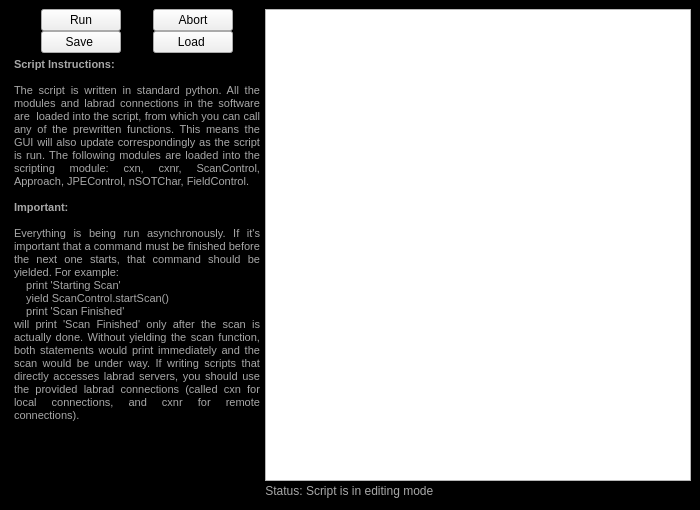
Qt form Scanner GUI/ScriptingModule/Scripting.ui (afylab/nanoSQUID-Scanning-Software) before a commit.
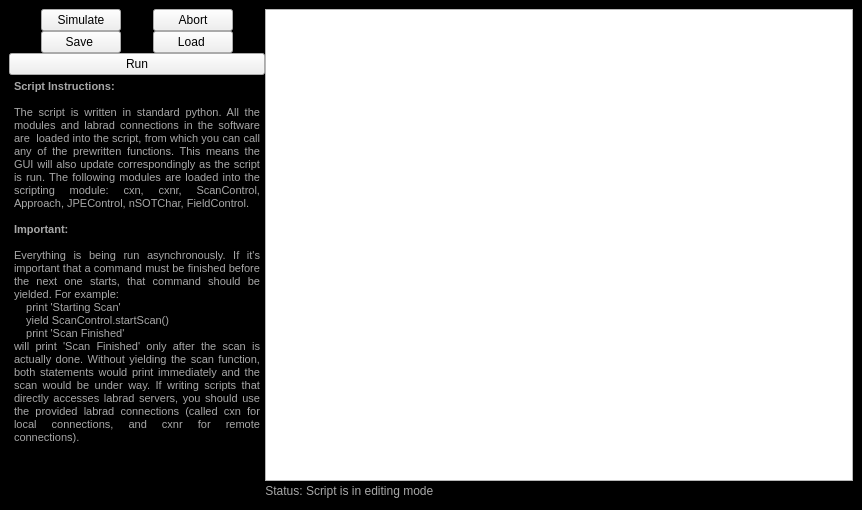
The same form after that commit. Icons and pictures are not drawn.

The edit to the form file:
```diff
--- a/Scanner GUI/ScriptingModule/Scripting.ui
+++ b/Scanner GUI/ScriptingModule/Scripting.ui
@@ -6,7 +6,7 @@
    <rect>
     <x>0</x>
     <y>0</y>
-    <width>700</width>
+    <width>862</width>
     <height>510</height>
    </rect>
   </property>
@@ -80,7 +80,7 @@
        <number>0</number>
       </property>
       <item>
-       <layout class="QVBoxLayout" name="verticalLayout_2" stretch="0,0">
+       <layout class="QVBoxLayout" name="verticalLayout_2" stretch="0,0,0">
         <item>
          <layout class="QGridLayout" name="gridLayout_2">
           <item row="1" column="0">
@@ -123,7 +123,7 @@
            </widget>
           </item>
           <item row="0" column="0">
-           <widget class="QPushButton" name="push_run">
+           <widget class="QPushButton" name="push_simulate">
             <property name="sizePolicy">
              <sizepolicy hsizetype="Fixed" vsizetype="Fixed">
               <horstretch>0</horstretch>
@@ -131,12 +131,19 @@
              </sizepolicy>
             </property>
             <property name="text">
-             <string>Run</string>
+             <string>Simulate</string>
             </property>
            </widget>
           </item>
          </layout>
         </item>
+        <item>
+         <widget class="QPushButton" name="push_run">
+          <property name="text">
+           <string>Run</string>
+          </property>
+         </widget>
+        </item>
         <item>
          <widget class="QTextEdit" name="textEdit">
           <property name="enabled">
```
Left out of the diff: 28 changed lines with no effect on the pictures.
